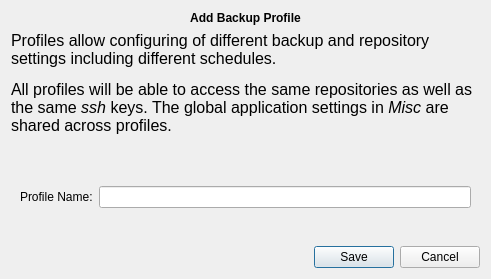
First picture: the form in src/vorta/assets/UI/profileadd.ui, repository borgbase/vorta, before the edit.
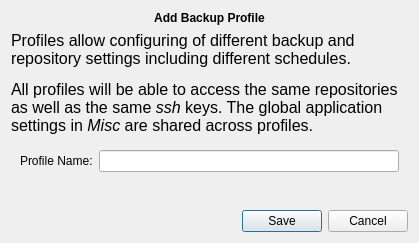
Second picture: the form after the edit.

The edit to the form file:
```diff
--- a/src/vorta/assets/UI/profileadd.ui
+++ b/src/vorta/assets/UI/profileadd.ui
@@ -2,14 +2,6 @@
 <ui version="4.0">
  <class>Dialog</class>
  <widget class="QDialog" name="Dialog">
-  <property name="geometry">
-   <rect>
-    <x>0</x>
-    <y>0</y>
-    <width>491</width>
-    <height>279</height>
-   </rect>
-  </property>
   <property name="sizePolicy">
    <sizepolicy hsizetype="Preferred" vsizetype="Preferred">
     <horstretch>0</horstretch>
@@ -36,7 +28,6 @@
      </property>
      <property name="font">
       <font>
-       <weight>75</weight>
        <bold>true</bold>
       </font>
      </property>
@@ -108,6 +99,12 @@
           <verstretch>0</verstretch>
          </sizepolicy>
         </property>
+        <property name="minimumSize">
+         <size>
+          <width>300</width>
+          <height>0</height>
+         </size>
+        </property>
        </widget>
       </item>
       <item row="2" column="1">
```
